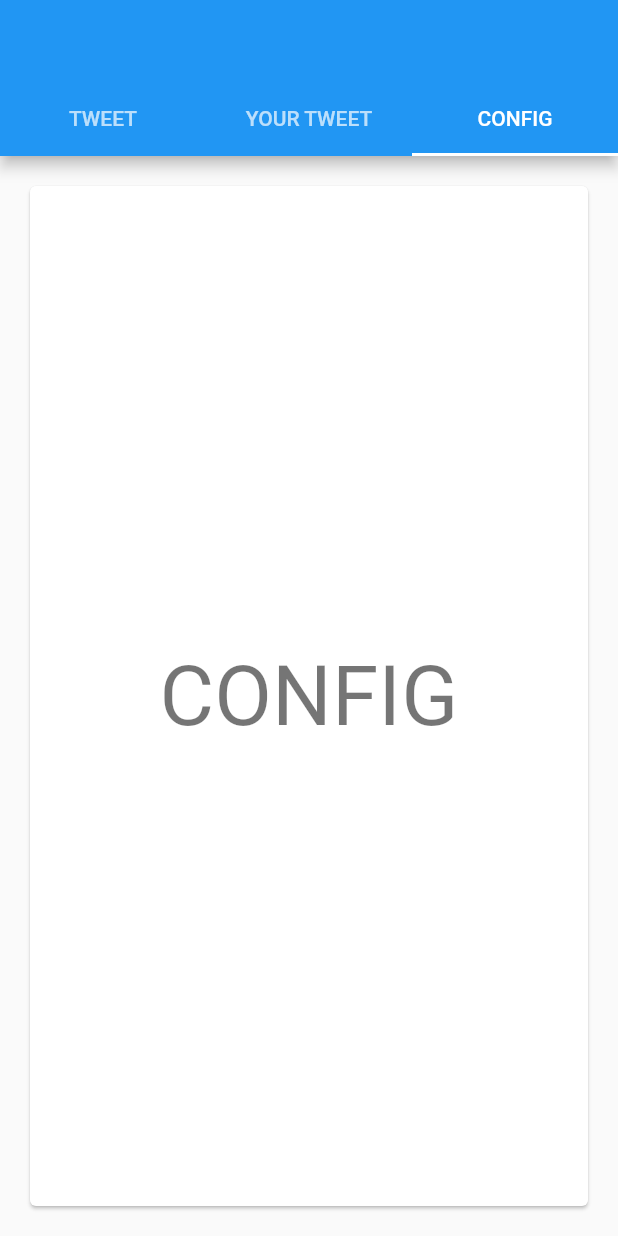
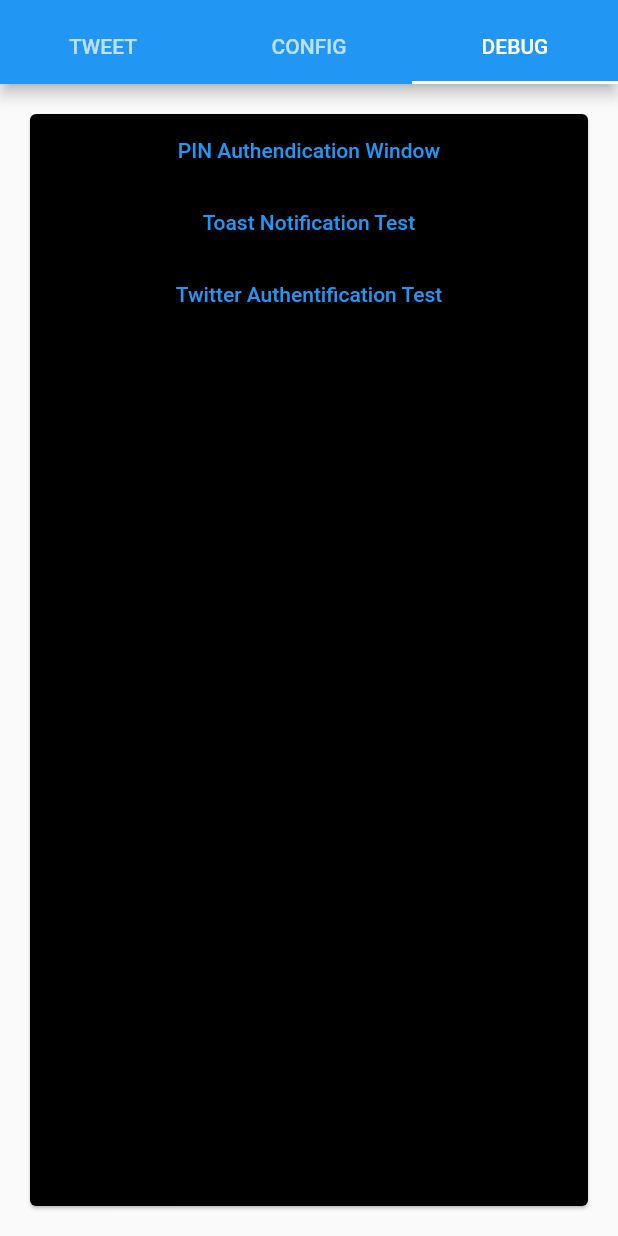
Before and after one commit to shirobusa1997/Bulletter, a Flutter app: the screen it shows after launch, tab 3 chosen, on a phone screen of 412 x 824 dp. Run offline on Flutter 3.47's test engine with Material 2 defaults, Android fonts, the phone set to English and light mode, and no system bars; missing offline and left inert: bitsdojo_window, desktop_lifecycle, desktop_multi_window, event, eyro_toast, flutter_twitter_login and 2 more.

Commit message:
CHANGE:Tweet Cardレイアウトを修正、マルチライン・スクロールするように変更

```diff
--- a/lib/UI/main_widget.dart
+++ b/lib/UI/main_widget.dart
@@ -1,9 +1,15 @@
+import 'dart:convert';
 
+import 'package:collection/collection.dart';
+import 'package:desktop_lifecycle/desktop_lifecycle.dart';
+import 'package:desktop_multi_window/desktop_multi_window.dart';
 import 'package:flutter/material.dart';
 import 'package:event/event.dart';
 import 'package:eyro_toast/eyro_toast.dart';
 
 import 'package:bulletter/UI/config_interface.dart' as configUi;
+import 'package:bulletter/Config/definitions.dart' as definitions;
+import 'package:bulletter/TwitterAPI/twitter_api_lib.dart' as twitterAPI;
 
 class Choice {
   const Choice({required this.title});
@@ -48,17 +54,18 @@
   Widget build(BuildContext context) {
     return Card(
       color: Colors.white,
+      child: Padding(
+        padding: const EdgeInsets.all(definitions.defaultCardPadding),
         child: Column(
           children: [
-          TextField(
-            keyboardType: TextInputType.multiline, // 複数行入力モード
-            maxLines: null, // 最大行数
+            TextFormField(
+              minLines: 3,
+              maxLines: 3,
+              keyboardType: TextInputType.multiline,
+              autofocus: true,
+              autocorrect: true,
               decoration: const InputDecoration(
-              hintText: 'Tweet content',
-            ),
-            onChanged: (text) {
-              inputValue = text;
-            },
+                  border: OutlineInputBorder(), hintText: "Input your tweet"),
             ),
             TextButton(
                 onPressed: () async {
@@ -74,6 +81,54 @@
                 child: const Text('Tweet')),
           ],
         ),
+      ),
     );
   }
 }
+
+@immutable
+class DebugCard extends ChoiceCard {
+  DebugCard({Key? key, required Choice choice})
+      : super(key: key, choice: choice);
+
+  @override
+  Widget build(BuildContext context) {
+    return Card(
+      color: Colors.black,
+      child: Column(
+        children: [
+          TextButton(
+              onPressed: () async {
+                final window =
+                    await DesktopMultiWindow.createWindow(jsonEncode({
+                  'args1': 'PIN Window',
+                  'args2': 100,
+                  'args3': true,
+                  'bussiness': 'bussiness_test',
+                }));
+                window
+                  ..setFrame(const Offset(0, 0) & const Size(1280, 720))
+                  ..center()
+                  ..setTitle('PIN Authendication Window')
+                  ..show();
+              },
+              child: const Text('PIN Authendication Window')),
+          TextButton(
+            onPressed: () async {
+              EyroToast.showToast(text: 'Toast Nortification Test');
+            },
+            child: const Text('Toast Notification Test'),
+          ),
+          TextButton(
+            onPressed: () async {
+              EyroToast.showToast(text: 'Toast Nortification Test');
+              // Twitter アカウント認証
+              twitterAPI.TwitterAPIUtil().authorize();
+            },
+            child: const Text('Twitter Authentification Test'),
+          ),
+        ],
+      ),
+    );
+  }
+}
--- a/lib/main.dart
+++ b/lib/main.dart
@@ -41,8 +41,8 @@
 
 const List<Choice> choices = <Choice>[
   Choice(title: 'TWEET'),
-  Choice(title: 'YOUR TWEET'),
   Choice(title: 'CONFIG'),
+  Choice(title: 'DEBUG'),
 ];
 
 class MainApp extends StatelessWidget {
@@ -107,12 +107,17 @@
         length: choices.length,
         child: Scaffold(
           appBar: AppBar(
-            bottom: TabBar(
-              tabs: choices.map((Choice choice) {
-                return Tab(
-                  text: choice.title,
-                );
-              }).toList(),
+            flexibleSpace: Column(
+              mainAxisAlignment: MainAxisAlignment.end,
+              children: <Widget>[
+                TabBar(
+                  tabs: choices.map((Choice choice) {
+                    return Tab(
+                      text: choice.title,
+                    );
+                  }).toList(),
+                ),
+              ],
             ),
           ),
           body: TabBarView(
@@ -130,9 +135,10 @@
 
   ChoiceCard createCardContent(Choice choice) {
     switch (choice.title) {
+      case 'DEBUG':
+        return DebugCard(choice: choice);
       case 'TWEET':
         return TweetCard(choice: choice);
-      case 'YOUR TWEET':
       case 'CONFIG':
       default:
         return ChoiceCard(choice: choice);
```
Also changed, not shown: lib/UI/config_interface.dart (+12 -9 lines). Lines whose indentation alone changed are shown as unchanged.
